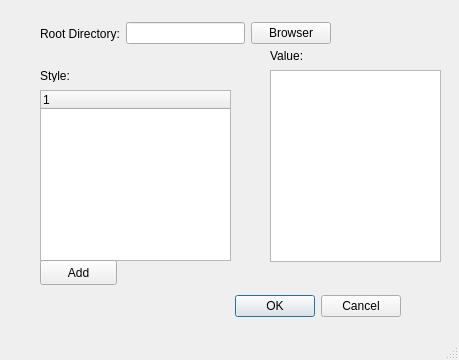
Meglen56/digital37, file System/createDirectoryUI.ui: the form before one commit.
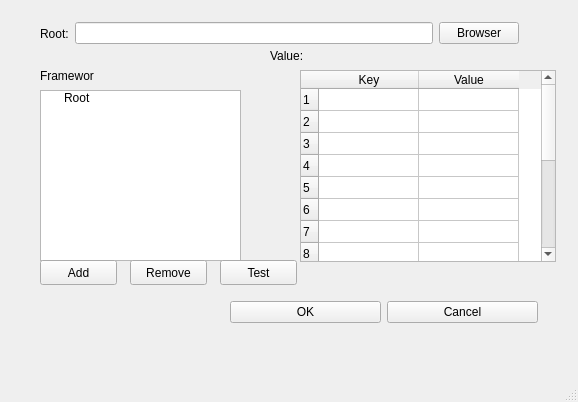
The form after the commit.

The edit to the form file:
```diff
--- a/System/createDirectoryUI.ui
+++ b/System/createDirectoryUI.ui
@@ -6,40 +6,14 @@
    <rect>
     <x>0</x>
     <y>0</y>
-    <width>459</width>
-    <height>360</height>
+    <width>578</width>
+    <height>402</height>
    </rect>
   </property>
   <property name="windowTitle">
    <string>MainWindow</string>
   </property>
   <widget class="QWidget" name="centralwidget">
-   <widget class="QDialogButtonBox" name="buttonBox">
-    <property name="geometry">
-     <rect>
-      <x>60</x>
-      <y>290</y>
-      <width>341</width>
-      <height>32</height>
-     </rect>
-    </property>
-    <property name="orientation">
-     <enum>Qt::Horizontal</enum>
-    </property>
-    <property name="standardButtons">
-     <set>QDialogButtonBox::Cancel|QDialogButtonBox::Ok</set>
-    </property>
-   </widget>
-   <widget class="QListWidget" name="listWidget_2">
-    <property name="geometry">
-     <rect>
-      <x>270</x>
-      <y>70</y>
-      <width>171</width>
-      <height>192</height>
-     </rect>
-    </property>
-   </widget>
    <widget class="QLabel" name="label_2">
     <property name="geometry">
      <rect>
@@ -50,7 +24,7 @@
      </rect>
     </property>
     <property name="text">
-     <string>Style:</string>
+     <string>Framework:</string>
     </property>
    </widget>
    <widget class="QTreeWidget" name="treeWidget">
@@ -58,15 +32,23 @@
      <rect>
       <x>40</x>
       <y>90</y>
-      <width>191</width>
+      <width>201</width>
       <height>171</height>
      </rect>
     </property>
+    <attribute name="headerVisible">
+     <bool>false</bool>
+    </attribute>
     <column>
      <property name="text">
       <string>1</string>
      </property>
     </column>
+    <item>
+     <property name="text">
+      <string>Root</string>
+     </property>
+    </item>
    </widget>
    <widget class="QLabel" name="label_3">
     <property name="geometry">
@@ -99,7 +81,7 @@
      <rect>
       <x>40</x>
       <y>20</y>
-      <width>291</width>
+      <width>479</width>
       <height>27</height>
      </rect>
     </property>
@@ -107,12 +89,19 @@
      <item>
       <widget class="QLabel" name="label">
        <property name="text">
-        <string>Root Directory:</string>
+        <string>Root:</string>
        </property>
       </widget>
      </item>
      <item>
-      <widget class="QLineEdit" name="lineEdit_rootDir"/>
+      <widget class="QLineEdit" name="lineEdit_rootDir">
+       <property name="minimumSize">
+        <size>
+         <width>300</width>
+         <height>0</height>
+        </size>
+       </property>
+      </widget>
      </item>
      <item>
       <widget class="QPushButton" name="pushButton_rootDir">
@@ -123,16 +112,200 @@
      </item>
     </layout>
    </widget>
-  </widget>
-  <widget class="QMenuBar" name="menubar">
-   <property name="geometry">
-    <rect>
-     <x>0</x>
-     <y>0</y>
-     <width>459</width>
-     <height>18</height>
-    </rect>
-   </property>
+   <widget class="QTableWidget" name="tableWidget">
+    <property name="geometry">
+     <rect>
+      <x>300</x>
+      <y>70</y>
+      <width>256</width>
+      <height>192</height>
+     </rect>
+    </property>
+    <property name="columnCount">
+     <number>2</number>
+    </property>
+    <attribute name="horizontalHeaderVisible">
+     <bool>true</bool>
+    </attribute>
+    <attribute name="horizontalHeaderDefaultSectionSize">
+     <number>100</number>
+    </attribute>
+    <attribute name="horizontalHeaderHighlightSections">
+     <bool>true</bool>
+    </attribute>
+    <attribute name="horizontalHeaderMinimumSectionSize">
+     <number>22</number>
+    </attribute>
+    <attribute name="horizontalHeaderShowSortIndicator" stdset="0">
+     <bool>false</bool>
+    </attribute>
+    <attribute name="verticalHeaderVisible">
+     <bool>true</bool>
+    </attribute>
+    <attribute name="verticalHeaderCascadingSectionResizes">
+     <bool>true</bool>
+    </attribute>
+    <attribute name="verticalHeaderDefaultSectionSize">
+     <number>22</number>
+    </attribute>
+    <attribute name="verticalHeaderMinimumSectionSize">
+     <number>17</number>
+    </attribute>
+    <row>
+     <property name="text">
+      <string>1</string>
+     </property>
+    </row>
+    <row>
+     <property name="text">
+      <string>2</string>
+     </property>
+    </row>
+    <row>
+     <property name="text">
+      <string>3</string>
+     </property>
+    </row>
+    <row>
+     <property name="text">
+      <string>4</string>
+     </property>
+    </row>
+    <row>
+     <property name="text">
+      <string>5</string>
+     </property>
+    </row>
+    <row>
+     <property name="text">
+      <string>6</string>
+     </property>
+    </row>
+    <row>
+     <property name="text">
+      <string>7</string>
+     </property>
+    </row>
+    <row>
+     <property name="text">
+      <string>8</string>
+     </property>
+    </row>
+    <row>
+     <property name="text">
+      <string>9</string>
+     </property>
+    </row>
+    <row>
+     <property name="text">
+      <string>10</string>
+     </property>
+    </row>
+    <row>
+     <property name="text">
+      <string>11</string>
+     </property>
+    </row>
+    <row>
+     <property name="text">
+      <string>12</string>
+     </property>
+    </row>
+    <row>
+     <property name="text">
+      <string>13</string>
+     </property>
+    </row>
+    <row>
+     <property name="text">
+      <string>14</string>
+     </property>
+    </row>
+    <row>
+     <property name="text">
+      <string>15</string>
+     </property>
+    </row>
+    <column>
+     <property name="text">
+      <string>Key</string>
+     </property>
+    </column>
+    <column>
+     <property name="text">
+      <string>Value</string>
+     </property>
+    </column>
+    <item row="1" column="0">
+     <property name="text">
+      <string/>
+     </property>
+    </item>
+   </widget>
+   <widget class="QPushButton" name="pushButton_remove">
+    <property name="geometry">
+     <rect>
+      <x>130</x>
+      <y>260</y>
+      <width>77</width>
+      <height>25</height>
+     </rect>
+    </property>
+    <property name="text">
+     <string>Remove</string>
+    </property>
+   </widget>
+   <widget class="QPushButton" name="pushButton_test">
+    <property name="geometry">
+     <rect>
+      <x>220</x>
+      <y>260</y>
+      <width>77</width>
+      <height>25</height>
+     </rect>
+    </property>
+    <property name="text">
+     <string>Test</string>
+    </property>
+   </widget>
+   <widget class="QWidget" name="">
+    <property name="geometry">
+     <rect>
+      <x>230</x>
+      <y>300</y>
+      <width>308</width>
+      <height>25</height>
+     </rect>
+    </property>
+    <layout class="QHBoxLayout" name="horizontalLayout_2">
+     <item>
+      <widget class="QPushButton" name="pushButton_ok">
+       <property name="minimumSize">
+        <size>
+         <width>150</width>
+         <height>0</height>
+        </size>
+       </property>
+       <property name="text">
+        <string>OK</string>
+       </property>
+      </widget>
+     </item>
+     <item>
+      <widget class="QPushButton" name="pushButton_cancel">
+       <property name="minimumSize">
+        <size>
+         <width>150</width>
+         <height>0</height>
+        </size>
+       </property>
+       <property name="text">
+        <string>Cancel</string>
+       </property>
+      </widget>
+     </item>
+    </layout>
+   </widget>
   </widget>
   <widget class="QStatusBar" name="statusbar"/>
  </widget>
```
Left out of the diff: 23 changed lines with no effect on the pictures.
